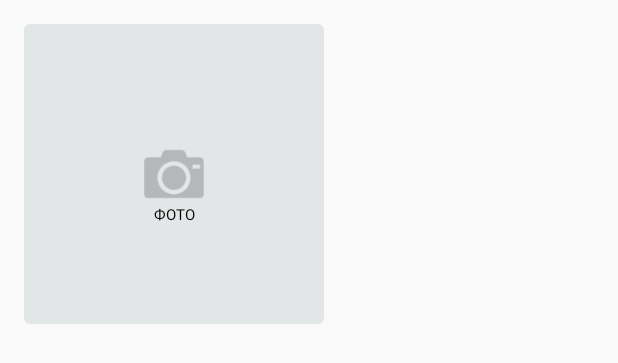
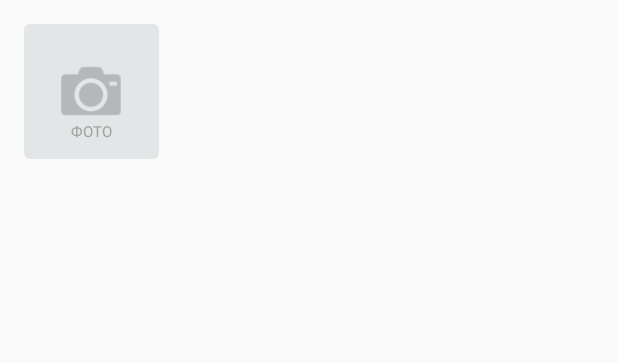
Before and after one commit to johnrevelator/ImagePickerView, an Android app: the layout item_photo.xml on its own in the app's theme, with its tools: preview values and no code run, on a phone screen of 412 x 824 dp. Shown: the top 363 px of the screen. Run offline under Robolectric (Android 15) with nearby library versions, the phone set to English and light mode, and no system bars.

Commit message:
fix dimen

```diff
--- a/imagepickerview/src/main/java/ru/vvdev/imagepickerview/AddAttr.kt
+++ b/imagepickerview/src/main/java/ru/vvdev/imagepickerview/AddAttr.kt
@@ -6,5 +6,7 @@ data class AddAttr(
         val textSize: Float,
         val textStyle: Int,
         val imageBack: Int,
-        val textColor: Int
+        val textColor: Int,
+        val addHeight: Int,
+        val addWidth: Int
 )
--- a/imagepickerview/src/main/java/ru/vvdev/imagepickerview/ImageAddAdapter.kt
+++ b/imagepickerview/src/main/java/ru/vvdev/imagepickerview/ImageAddAdapter.kt
@@ -3,6 +3,7 @@ package ru.vvdev.imagepickerview
 
 import android.content.res.Resources
 import android.graphics.PorterDuff
+import android.graphics.Typeface
 import android.support.constraint.ConstraintLayout
 import android.support.v7.widget.CardView
 import android.support.v7.widget.RecyclerView
@@ -185,9 +186,14 @@ class ImageAddAdapter(private val mClickListener: OnClickChooseImage,
                 background.layoutParams.width = viewWight.toInt()
                 background.layoutParams.height = viewHeight.toInt()
                 imageCard.radius = cornerRadius
+                srcAdd.layoutParams.height = addAttr.addHeight.toInt()
+                srcAdd.layoutParams.width = addAttr.addWidth.toInt()
                 srcAdd.setImageDrawable(resources.getDrawable(addAttr.drawable))
                 text.text = addAttr.text
                 text.setTextColor(addAttr.textColor)
+                text.textSize = addAttr.textSize
+                text.setTypeface(null, addAttr.textStyle)
+
             }
 
 
--- a/imagepickerview/src/main/java/ru/vvdev/imagepickerview/ImageAttr.kt
+++ b/imagepickerview/src/main/java/ru/vvdev/imagepickerview/ImageAttr.kt
@@ -2,8 +2,8 @@ package ru.vvdev.imagepickerview
 
 class ImageAttr(
         val cornerRadius: Float,
-        val viewHeight: Float,
-        val viewWight: Float,
+        val viewHeight: Int,
+        val viewWight: Int,
         var backClose: Int,
         var tintClose: Int,
         val addAttr: AddAttr
--- a/imagepickerview/src/main/res/layout/content_main.xml
+++ b/imagepickerview/src/main/res/layout/content_main.xml
@@ -22,5 +22,7 @@
         app:layout_constraintEnd_toEndOf="parent"
         app:layout_constraintStart_toStartOf="parent"
         app:layout_constraintTop_toTopOf="parent"
-        app:text = "KEKE"/>
+        app:text="KEKE"
+        app:textStyle="italic"
+        app:textSize = "12sp"/>
 </android.support.constraint.ConstraintLayout>
--- a/imagepickerview/src/main/res/layout/item_photo.xml
+++ b/imagepickerview/src/main/res/layout/item_photo.xml
@@ -21,8 +21,8 @@
 
         <RelativeLayout
             android:id="@+id/add"
-            android:layout_width="200dp"
-            android:layout_height="200dp"
+            android:layout_width="90dp"
+            android:layout_height="90dp"
             android:layout_gravity="center"
             android:background="@color/dark_grey">
 
@@ -43,9 +43,8 @@
                 android:layout_marginLeft="8dp"
                 android:layout_marginRight="8dp"
                 android:gravity="center"
-                android:textColor="@android:color/black"
+                android:textColor="@color/grey"
                 android:textSize="10dp"
-
                 tools:text="ФОТО" />
 
         </RelativeLayout>
--- a/imagepickerview/src/main/res/layout/item_photo_close.xml
+++ b/imagepickerview/src/main/res/layout/item_photo_close.xml
@@ -29,9 +29,7 @@
             android:layout_width="90dp"
             android:layout_height="90dp"
             android:layout_centerInParent="true"
-            android:layout_gravity="center"
-
-            android:background="@color/colorAccent" />
+            android:layout_gravity="center" />
     </android.support.v7.widget.CardView>
 
     <RelativeLayout
--- a/imagepickerview/src/main/res/values/attrs.xml
+++ b/imagepickerview/src/main/res/values/attrs.xml
@@ -5,13 +5,15 @@
         <attr name="close_btn_color" format="reference|color" />
 
         <attr name="viewHeight" format="reference|dimension" />
-        <attr name="viewWight" format="reference|dimension" />
+        <attr name="viewWidth" format="reference|dimension" />
 
 
         <attr name="cornerRadius" format="reference|dimension" />
 
         <attr name="backAdd" format="reference|color" />
         <attr name="imageAdd" format="reference|integer" />
+        <attr name="addHeight" format="reference|dimension" />
+        <attr name="addWidth" format="reference|dimension" />
 
 
         <attr name="text" format="reference|string" />
--- a/imagepickerview/src/main/res/values/dimen.xml
+++ b/imagepickerview/src/main/res/values/dimen.xml
@@ -1,8 +1,10 @@
 <?xml version="1.0" encoding="utf-8"?>
 <resources>
     <dimen name="defCornerRadius">8dp</dimen>
-    <dimen name="defTextSize">12sp</dimen>
+    <dimen name="defTextSize">8sp</dimen>
     <dimen name="defHeight">90dp</dimen>
-    <dimen name="defWight">90dp</dimen>
+    <dimen name="defWidth">90dp</dimen>
+    <dimen name="defAddWight">40dp</dimen>
+    <dimen name="defAddHeight">40dp</dimen>
 
 </resources>
```
Also changed, not shown: imagepickerview/src/main/java/ru/vvdev/imagepickerview/ImageChooseLayout.kt (+20 -4 lines).
